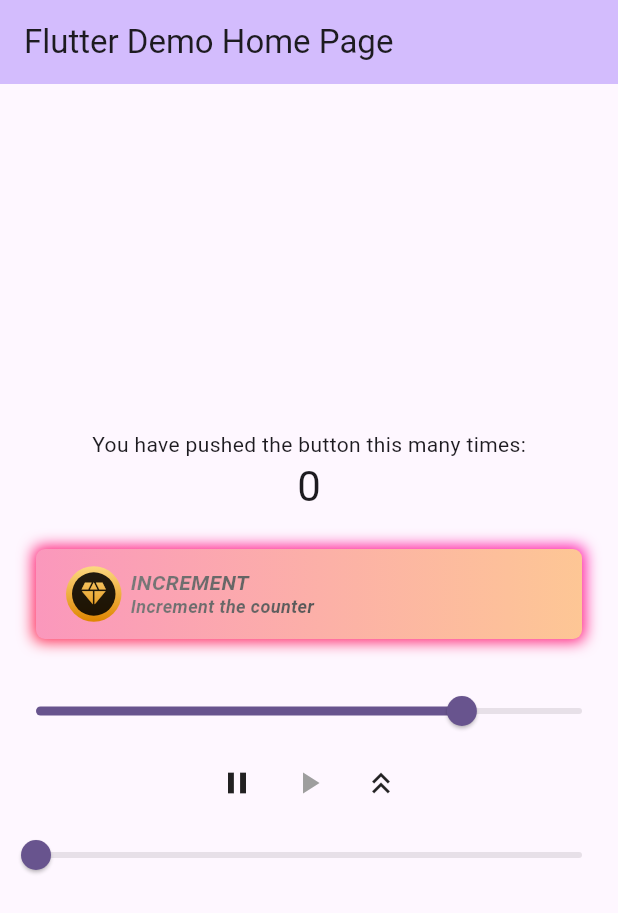
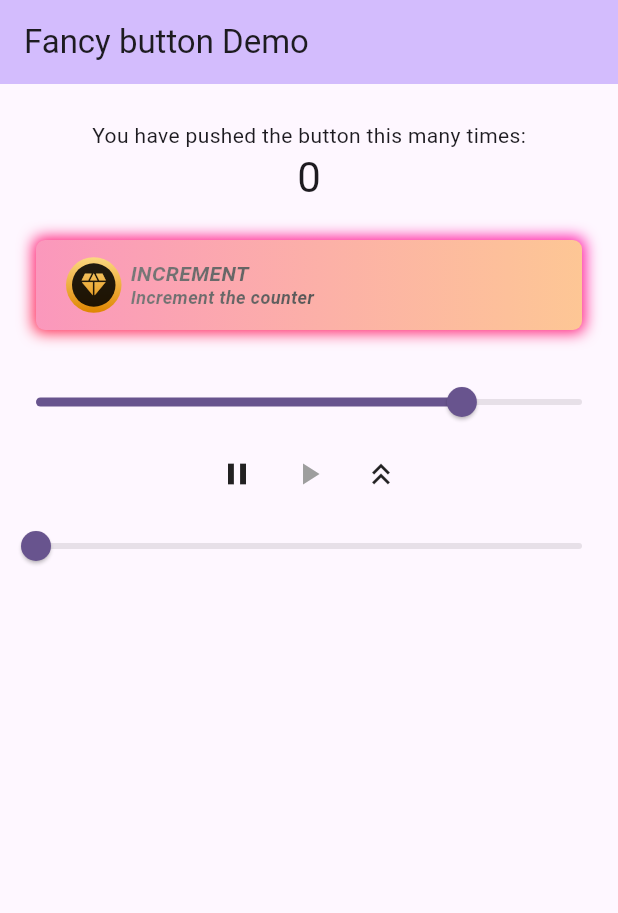
Before and after one commit to Code-Cats-Mel/fancy_button, a Flutter app: the screen it shows after launch, on a phone screen of 412 x 824 dp. Shown: the top 913 px of the screen. Run offline on Flutter 3.47's test engine with Material 3 defaults, Android fonts, the phone set to English and light mode, and no system bars.

Commit message:
Update gif

```diff
--- a/example/lib/main.dart
+++ b/example/lib/main.dart
@@ -17,7 +17,7 @@ class MyApp extends StatelessWidget {
         colorScheme: ColorScheme.fromSeed(seedColor: Colors.deepPurple),
         useMaterial3: true,
       ),
-      home: const MyHomePage(title: 'Flutter Demo Home Page'),
+      home: const MyHomePage(title: 'Fancy button Demo'),
     );
   }
 }
@@ -63,6 +63,7 @@ class _MyHomePageState extends State<MyHomePage> with TickerProviderStateMixin {
             child: Column(
               mainAxisAlignment: MainAxisAlignment.center,
               children: <Widget>[
+                const SizedBox(height: 24),
                 const Text(
                   'You have pushed the button this many times:',
                 ),
@@ -149,7 +150,6 @@ class _MyHomePageState extends State<MyHomePage> with TickerProviderStateMixin {
                           expanded = !expanded;
                           if (expanded) {
                             _animationController.forward();
-                            // _animationController
                           } else {
                             _animationController.reverse();
                           }
@@ -166,6 +166,7 @@ class _MyHomePageState extends State<MyHomePage> with TickerProviderStateMixin {
                     });
                   },
                 ),
+                const Spacer(),
               ],
             ),
           );
```
Also changed, not shown: fancy_button_example.gif, 1 other file.
